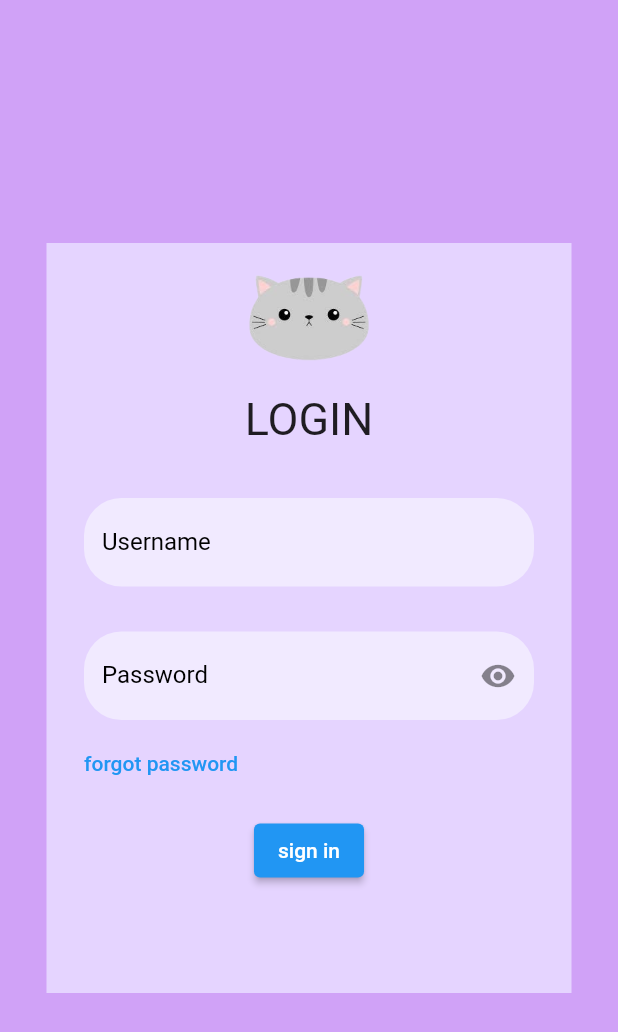
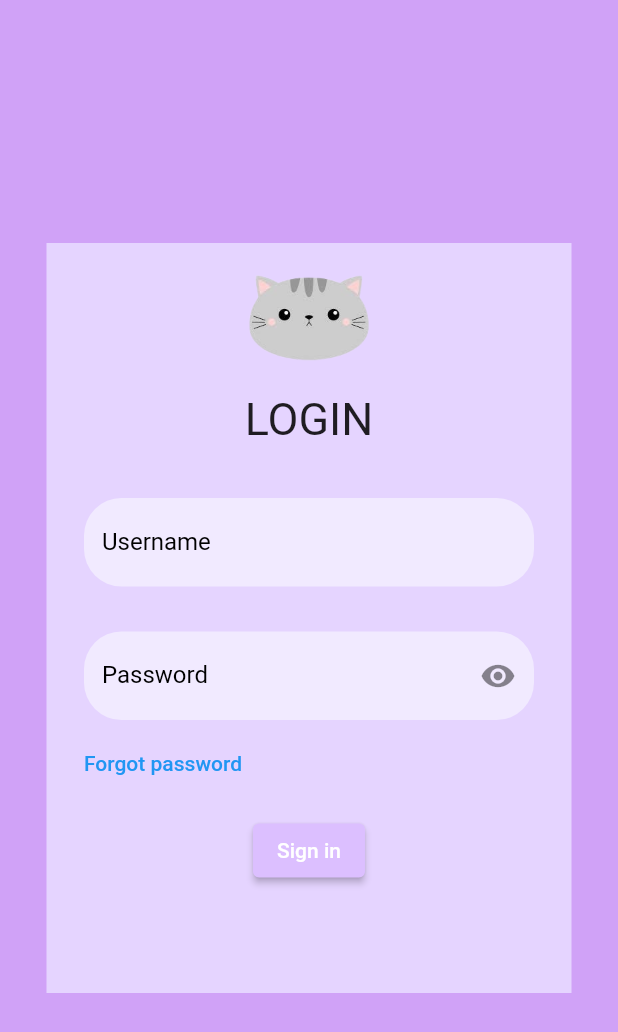
Before and after one commit to RidhoAbaaz/3337220039_Ridho-Abdul-Aziz_Praktek-1_PSM, a Flutter app: the screen it shows after launch, on a phone screen of 412 x 824 dp. Shown: the top 1032 px of the screen. Run offline on Flutter 3.47's test engine with Material 2 defaults, Android fonts, the phone set to English and light mode, and no system bars.

Commit message:
second commit

```diff
--- a/lib/login.dart
+++ b/lib/login.dart
@@ -13,9 +13,6 @@ class LoginPage extends StatefulWidget {
 
 class _LoginPageState extends State<LoginPage> {
   bool _obscureText = true;
-  final _FormState = GlobalKey<FormState>();
-  final textControler = TextEditingController();
-  final _adreesState = GlobalKey<FormState>();
   @override
   Widget build(BuildContext context) {
     return MaterialApp(
@@ -28,7 +25,6 @@ class _LoginPageState extends State<LoginPage> {
             height: 500,
             width: 350,
             child: Form(
-              key: _FormState,
               child: Column(
                 crossAxisAlignment: CrossAxisAlignment.start,
                 children: <Widget>[
@@ -52,12 +48,6 @@ class _LoginPageState extends State<LoginPage> {
                     child: SizedBox(
                       width: 300,
                       child: TextFormField(
-                        controller: textControler,
-                        validator: (value) {
-                          if (value == '') {
-                            return "nama tidak boleh kosong";
-                          }
-                        },
                         showCursor: true,
                         textCapitalization: TextCapitalization.words,
                         decoration: InputDecoration(
@@ -74,7 +64,8 @@ class _LoginPageState extends State<LoginPage> {
                                 borderRadius: BorderRadius.circular(25)),
                             errorBorder: OutlineInputBorder(
                                 borderRadius: BorderRadius.circular(25),
-                                borderSide: BorderSide(color: Colors.red))),
+                                borderSide:
+                                    const BorderSide(color: Colors.red))),
                       ),
                     ),
                   ),
@@ -85,12 +76,6 @@ class _LoginPageState extends State<LoginPage> {
                     child: SizedBox(
                       width: 300,
                       child: TextFormField(
-                        key: _adreesState,
-                        validator: (value) {
-                          if (value == '') {
-                            return "addrees tidak boleh kosong";
-                          }
-                        },
                         showCursor: true,
                         obscureText: _obscureText,
                         decoration: InputDecoration(
@@ -104,7 +89,7 @@ class _LoginPageState extends State<LoginPage> {
                               },
                               child: Icon(_obscureText
                                   ? Icons.visibility
-                                  : Icons.visibility),
+                                  : Icons.visibility_off),
                             ),
                             enabledBorder: OutlineInputBorder(
                                 borderRadius: BorderRadius.circular(25),
@@ -114,7 +99,8 @@ class _LoginPageState extends State<LoginPage> {
                                 borderRadius: BorderRadius.circular(25)),
                             errorBorder: OutlineInputBorder(
                                 borderRadius: BorderRadius.circular(25),
-                                borderSide: BorderSide(color: Colors.red)),
+                                borderSide:
+                                    const BorderSide(color: Colors.red)),
                             labelText: "Password",
                             labelStyle: const TextStyle(color: Colors.black),
                             border: const OutlineInputBorder()),
@@ -124,18 +110,23 @@ class _LoginPageState extends State<LoginPage> {
                   Padding(
                     padding: const EdgeInsets.fromLTRB(17, 5, 0, 10),
                     child: TextButton(
-                        onPressed: () {}, child: const Text('forgot password')),
+                        onPressed: () {
+                          Navigator.pushNamed(context, '/reset');
+                        },
+                        child: const Text('Forgot password')),
                   ),
                   Center(
                       child: ElevatedButton(
+                          style: const ButtonStyle(
+                              backgroundColor: MaterialStatePropertyAll(
+                                  Color.fromARGB(255, 220, 191, 255))),
                           onPressed: () {
-                            if (_FormState.currentState!.validate()) {
-                              Navigator.pushNamed(context, '/login');
-                            } else {
-                              print("validation failed");
-                            }
+                            Navigator.pushNamed(context, '/home');
                           },
-                          child: const Text('sign in')))
+                          child: const Text(
+                            'Sign in',
+                            style: TextStyle(color: Colors.white),
+                          )))
                 ],
               ),
             ),
--- a/lib/main.dart
+++ b/lib/main.dart
@@ -1,6 +1,7 @@
 import 'package:flutter/material.dart';
 import 'package:psm_1/home.dart';
 import 'package:psm_1/login.dart';
+import 'package:psm_1/password.dart';
 
 void main() {
   runApp(const MyApp());
@@ -20,7 +21,9 @@ class MyApp extends StatelessWidget {
           ),
           useMaterial3: true),
       home: const LoginPage(),
+      initialRoute: '/',
       routes: {
+        '/reset': (context) => const ResetPage(),
         '/login': (context) => LoginPage(),
         '/home': (context) => Home(),
       },
```
Also changed, not shown: lib/home.dart (+21 -3 lines), lib/password.dart (added, +155 -0 lines).
